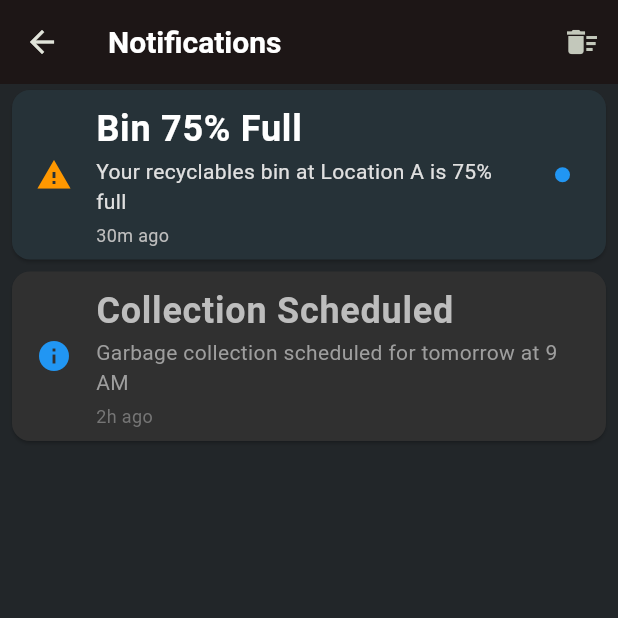
After one commit to cepdnaclk/e20-3yp-Smart-Waste-Management-System, a Flutter app: the NotificationScreen screen opened by its route, on a phone screen of 412 x 824 dp, the top half of it. The commit adds this screen. Run offline on Flutter 3.47's test engine with Material 3 defaults, Android fonts, the light colour scheme and no system bars.

Commit message:
notification page is created and route and main is updated

```diff
--- a/bin_owner_mobile_app/lib/main.dart
+++ b/bin_owner_mobile_app/lib/main.dart
@@ -45,6 +45,13 @@ class _MyHomePageState extends State<MyHomePage> {
               },
               child: Text("Bin Status Page"),
             ),
+            const SizedBox(height: 20),
+            ElevatedButton(
+              onPressed: () {
+                Navigator.pushNamed(context, AppRoutes.notifications);
+              },
+              child: const Text("Notification"),
+            ),
           ],
         ),
       ),
--- a/bin_owner_mobile_app/lib/routes.dart
+++ b/bin_owner_mobile_app/lib/routes.dart
@@ -1,13 +1,16 @@
 import 'package:bin_owner_mobile_app/main.dart';
 import 'package:flutter/material.dart';
 import './screens/bin_level_screen.dart';
+import './screens/notification.dart';
 
 class AppRoutes {
   static const String home = '/home';
   static const String binLevel = '/bin-level-screen';
+  static const String notifications = '/notifications';
 
   static Map<String, WidgetBuilder> routes = {
     home: (context) => MyHomePage(title: 'Home Page'),
     binLevel: (context) => BinLevelScreen(),
+    notifications: (context) => const NotificationScreen(),
   };
 }
--- /dev/null
+++ b/bin_owner_mobile_app/lib/screens/notification.dart
@@ -0,0 +1,222 @@
+import 'package:flutter/material.dart';
+import 'package:bin_owner_mobile_app/theme/colors.dart';
+
+class NotificationScreen extends StatefulWidget {
+  const NotificationScreen({super.key});
+
+  @override
+  State<NotificationScreen> createState() => _NotificationScreenState();
+}
+
+class _NotificationScreenState extends State<NotificationScreen> {
+  final List<Notification> _notifications = [
+    Notification(
+      id: '1',
+      title: 'Bin 75% Full',
+      message: 'Your recyclables bin at Location A is 75% full',
+      type: NotificationType.warning,
+      time: DateTime.now().subtract(const Duration(minutes: 30)),
+      isRead: false,
+    ),
+    Notification(
+      id: '2',
+      title: 'Collection Scheduled',
+      message: 'Garbage collection scheduled for tomorrow at 9 AM',
+      type: NotificationType.info,
+      time: DateTime.now().subtract(const Duration(hours: 2)),
+      isRead: true,
+    ),
+    // Add more notifications...
+  ];
+
+  @override
+  Widget build(BuildContext context) {
+    return Scaffold(
+      backgroundColor: AppColors.background,
+      appBar: AppBar(
+        title: const Text('Notifications'),
+        actions: [
+          IconButton(
+            icon: const Icon(Icons.delete_sweep),
+            onPressed: _clearAllNotifications,
+            tooltip: 'Clear all',
+          ),
+        ],
+      ),
+      body:
+          _notifications.isEmpty
+              ? _buildEmptyState()
+              : ListView.builder(
+                itemCount: _notifications.length,
+                itemBuilder: (context, index) {
+                  final notification = _notifications[index];
+                  return Dismissible(
+                    key: Key(notification.id),
+                    background: Container(color: Colors.red),
+                    onDismissed:
+                        (direction) => _removeNotification(notification.id),
+                    child: _buildNotificationCard(notification),
+                  );
+                },
+              ),
+    );
+  }
+
+  Widget _buildNotificationCard(Notification notification) {
+    return Card(
+      margin: const EdgeInsets.symmetric(horizontal: 8, vertical: 4),
+      color: notification.isRead ? Colors.grey[850] : Colors.blueGrey[900],
+      child: ListTile(
+        leading: Icon(
+          _getNotificationIcon(notification.type),
+          color: _getNotificationColor(notification.type),
+        ),
+        title: Text(
+          notification.title,
+          style: TextStyle(
+            fontWeight: FontWeight.bold,
+            color: notification.isRead ? Colors.grey[400] : Colors.white,
+          ),
+        ),
+        subtitle: Column(
+          crossAxisAlignment: CrossAxisAlignment.start,
+          children: [
+            Text(
+              notification.message,
+              style: TextStyle(
+                color:
+                    notification.isRead ? Colors.grey[500] : Colors.grey[300],
+              ),
+            ),
+            const SizedBox(height: 4),
+            Text(
+              _formatTime(notification.time),
+              style: TextStyle(
+                fontSize: 12,
+                color:
+                    notification.isRead ? Colors.grey[600] : Colors.grey[400],
+              ),
+            ),
+          ],
+        ),
+        trailing:
+            !notification.isRead
+                ? Container(
+                  width: 10,
+                  height: 10,
+                  decoration: const BoxDecoration(
+                    color: Colors.blue,
+                    shape: BoxShape.circle,
+                  ),
+                )
+                : null,
+        onTap: () => _markAsRead(notification.id),
+      ),
+    );
+  }
+
+  Widget _buildEmptyState() {
+    return Center(
+      child: Column(
+        mainAxisAlignment: MainAxisAlignment.center,
+        children: [
+          Icon(Icons.notifications_off, size: 60, color: Colors.grey[600]),
+          const SizedBox(height: 20),
+          const Text(
+            'No notifications',
+            style: TextStyle(fontSize: 18, color: Colors.grey),
+          ),
+        ],
+      ),
+    );
+  }
+
+  IconData _getNotificationIcon(NotificationType type) {
+    switch (type) {
+      case NotificationType.warning:
+        return Icons.warning;
+      case NotificationType.error:
+        return Icons.error;
+      case NotificationType.success:
+        return Icons.check_circle;
+      default:
+        return Icons.info;
+    }
+  }
+
+  Color _getNotificationColor(NotificationType type) {
+    switch (type) {
+      case NotificationType.warning:
+        return Colors.orange;
+      case NotificationType.error:
+        return Colors.red;
+      case NotificationType.success:
+        return Colors.green;
+      default:
+        return Colors.blue;
+    }
+  }
+
+  String _formatTime(DateTime time) {
+    final now = DateTime.now();
+    final difference = now.difference(time);
+
+    if (difference.inMinutes < 1) return 'Just now';
+    if (difference.inHours < 1) return '${difference.inMinutes}m ago';
+    if (difference.inDays < 1) return '${difference.inHours}h ago';
+    if (difference.inDays < 7) return '${difference.inDays}d ago';
+    return '${time.day}/${time.month}/${time.year}';
+  }
+
+  void _markAsRead(String id) {
+    setState(() {
+      final index = _notifications.indexWhere((n) => n.id == id);
+      if (index != -1) {
+        _notifications[index] = _notifications[index].copyWith(isRead: true);
+      }
+    });
+  }
+
+  void _removeNotification(String id) {
+    setState(() {
+      _notifications.removeWhere((n) => n.id == id);
+    });
+  }
+
+  void _clearAllNotifications() {
+    setState(() {
+      _notifications.clear();
+    });
+  }
+}
+
+class Notification {
+  final String id;
+  final String title;
+  final String message;
+  final NotificationType type;
+  final DateTime time;
+  final bool isRead;
+
+  Notification({
+    required this.id,
+    required this.title,
+    required this.message,
+    required this.type,
+    required this.time,
+    this.isRead = false,
+  });
+
+  Notification copyWith({bool? isRead}) {
+    return Notification(
+      id: id,
+      title: title,
+      message: message,
+      type: type,
+      time: time,
+      isRead: isRead ?? this.isRead,
+    );
+  }
+}
+
+enum NotificationType { info, warning, error, success }
```
